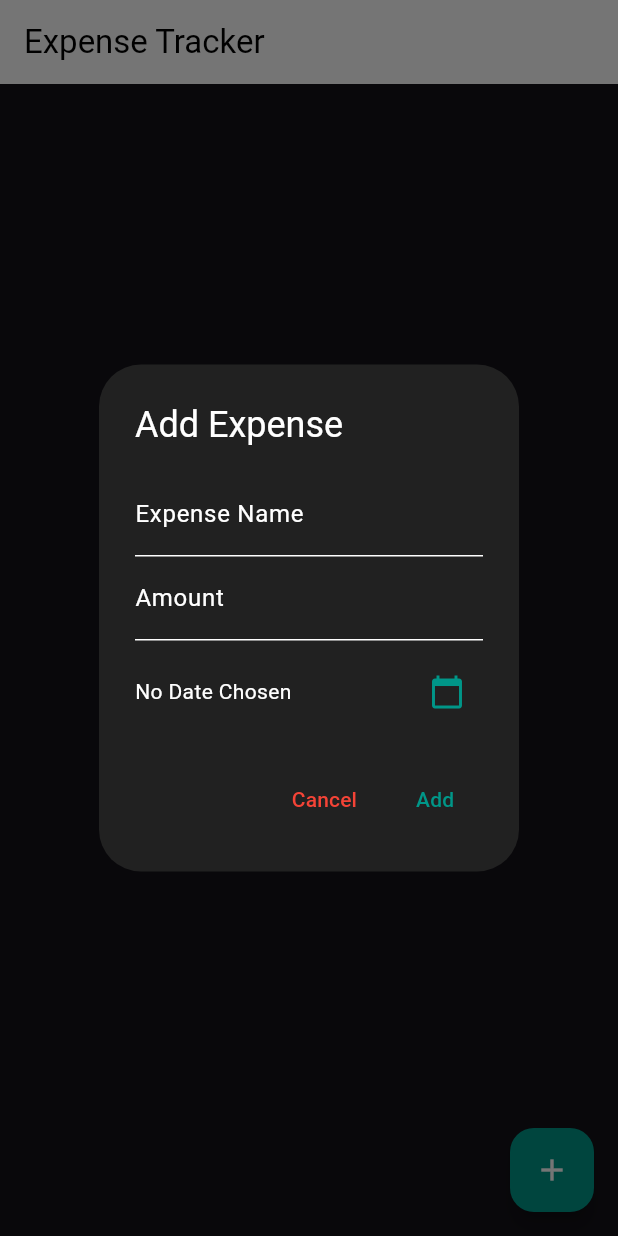
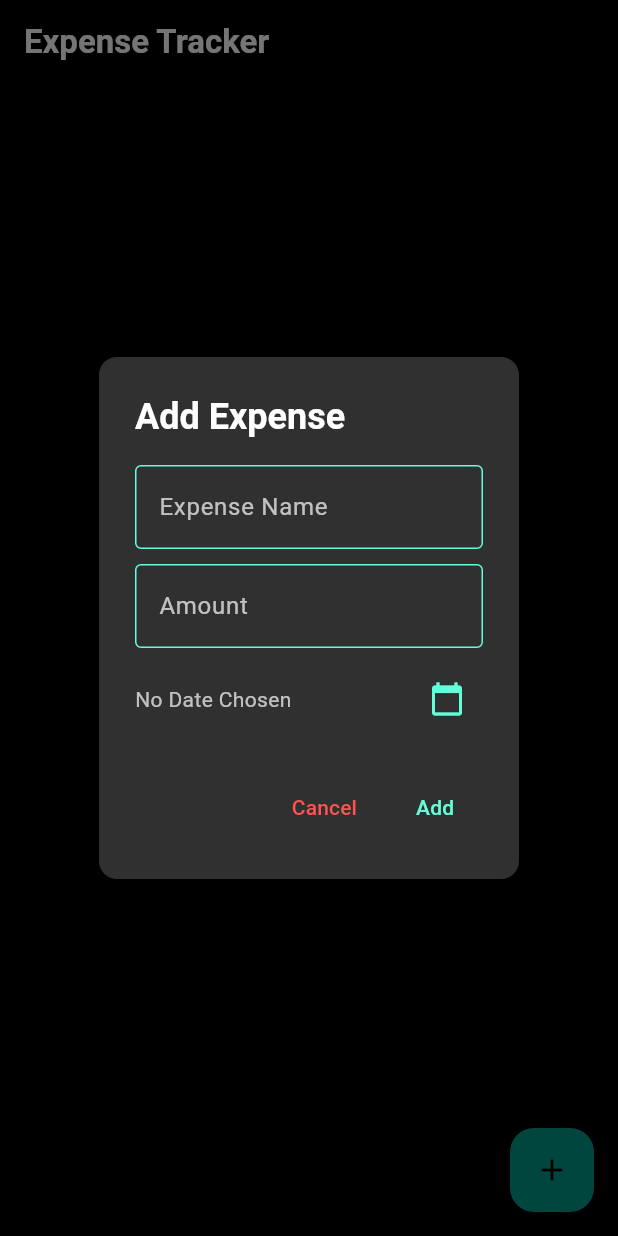
Before and after one commit to antonysajant/expense-tracker, a Flutter app: the screen it shows after launch, after a tap on the "add" icon, on a phone screen of 412 x 824 dp. Run offline on Flutter 3.47's test engine with Material 3 defaults, Android fonts, the phone set to English and light mode, and no system bars.

Commit message:
Update main.dart

```diff
--- a/lib/main.dart
+++ b/lib/main.dart
@@ -13,7 +13,17 @@ class ExpenseTrackerApp extends StatelessWidget {
     return MaterialApp(
       debugShowCheckedModeBanner: false,
       theme: ThemeData.dark().copyWith(
-        colorScheme: ColorScheme.fromSwatch(primarySwatch: Colors.blueGrey),
+        scaffoldBackgroundColor: Colors.black,
+        appBarTheme: const AppBarTheme(
+          backgroundColor: Colors.black,
+          foregroundColor: Colors.white,
+          elevation: 0,
+        ),
+        colorScheme:
+            ColorScheme.fromSwatch(primarySwatch: Colors.teal).copyWith(
+          brightness: Brightness.dark,
+          secondary: Colors.tealAccent,
+        ),
         floatingActionButtonTheme: const FloatingActionButtonThemeData(
           backgroundColor: Colors.teal,
         ),
@@ -40,25 +50,39 @@ class _HomeScreenState extends State<HomeScreen> {
       context: context,
       builder: (context) {
         return AlertDialog(
-          backgroundColor: Colors.grey[900],
-          title:
-              const Text("Add Expense", style: TextStyle(color: Colors.white)),
+          backgroundColor: Colors.grey[850],
+          shape:
+              RoundedRectangleBorder(borderRadius: BorderRadius.circular(12)),
+          title: const Text("Add Expense",
+              style:
+                  TextStyle(color: Colors.white, fontWeight: FontWeight.bold)),
           content: Column(
             mainAxisSize: MainAxisSize.min,
             children: [
               TextField(
                 controller: _nameController,
-                decoration: const InputDecoration(
-                    labelText: "Expense Name",
-                    labelStyle: TextStyle(color: Colors.white)),
+                decoration: InputDecoration(
+                  labelText: "Expense Name",
+                  labelStyle: const TextStyle(color: Colors.white70),
+                  enabledBorder: OutlineInputBorder(
+                      borderSide: BorderSide(color: Colors.tealAccent)),
+                  focusedBorder: OutlineInputBorder(
+                      borderSide: BorderSide(color: Colors.teal)),
+                ),
                 style: const TextStyle(color: Colors.white),
               ),
+              const SizedBox(height: 10),
               TextField(
                 controller: _amountController,
                 keyboardType: TextInputType.number,
-                decoration: const InputDecoration(
-                    labelText: "Amount",
-                    labelStyle: TextStyle(color: Colors.white)),
+                decoration: InputDecoration(
+                  labelText: "Amount",
+                  labelStyle: const TextStyle(color: Colors.white70),
+                  enabledBorder: OutlineInputBorder(
+                      borderSide: BorderSide(color: Colors.tealAccent)),
+                  focusedBorder: OutlineInputBorder(
+                      borderSide: BorderSide(color: Colors.teal)),
+                ),
                 style: const TextStyle(color: Colors.white),
               ),
               const SizedBox(height: 10),
@@ -69,21 +93,38 @@ class _HomeScreenState extends State<HomeScreen> {
                       _selectedDate == null
                           ? "No Date Chosen"
                           : "Date: ${DateFormat.yMMMd().format(_selectedDate!)}",
-                      style: const TextStyle(color: Colors.white),
+                      style: const TextStyle(color: Colors.white70),
                     ),
                   ),
                   IconButton(
-                    icon: const Icon(Icons.calendar_today, color: Colors.teal),
+                    icon: const Icon(Icons.calendar_today,
+                        color: Colors.tealAccent),
                     onPressed: () async {
                       DateTime? pickedDate = await showDatePicker(
                         context: context,
                         initialDate: DateTime.now(),
                         firstDate: DateTime(2000),
                         lastDate: DateTime.now(),
+                        builder: (context, child) {
+                          return Theme(
+                            data: ThemeData.dark().copyWith(
+                              colorScheme: ColorScheme.dark(
+                                primary: Colors.teal,
+                                onPrimary: Colors.black,
+                                surface: Colors.grey[900] ?? Colors.black,
+                                onSurface: Colors.white,
+                              ),
+                              dialogBackgroundColor: Colors.black,
+                            ),
+                            child: child!,
+                          );
+                        },
                       );
-                      setState(() {
-                        _selectedDate = pickedDate;
-                      });
+                      if (pickedDate != null) {
+                        setState(() {
+                          _selectedDate = pickedDate;
+                        });
+                      }
                     },
                   ),
                 ],
@@ -93,14 +134,16 @@ class _HomeScreenState extends State<HomeScreen> {
           actions: [
             TextButton(
               onPressed: () => Navigator.of(context).pop(),
-              child: const Text("Cancel", style: TextStyle(color: Colors.red)),
+              child: const Text("Cancel",
+                  style: TextStyle(color: Colors.redAccent)),
             ),
             TextButton(
               onPressed: () {
                 // Add logic to save expense
                 Navigator.of(context).pop();
               },
-              child: const Text("Add", style: TextStyle(color: Colors.teal)),
+              child:
+                  const Text("Add", style: TextStyle(color: Colors.tealAccent)),
             ),
           ],
         );
@@ -111,14 +154,16 @@ class _HomeScreenState extends State<HomeScreen> {
   @override
   Widget build(BuildContext context) {
     return Scaffold(
-      appBar: AppBar(title: const Text("Expense Tracker")),
+      appBar: AppBar(
+          title: const Text("Expense Tracker",
+              style: TextStyle(fontWeight: FontWeight.bold))),
       body: const Center(
         child: Text("No expenses added yet",
-            style: TextStyle(color: Colors.white)),
+            style: TextStyle(color: Colors.white70, fontSize: 16)),
       ),
       floatingActionButton: FloatingActionButton(
         onPressed: _showAddExpenseDialog,
-        child: const Icon(Icons.add),
+        child: const Icon(Icons.add, color: Colors.black),
       ),
     );
   }
```
